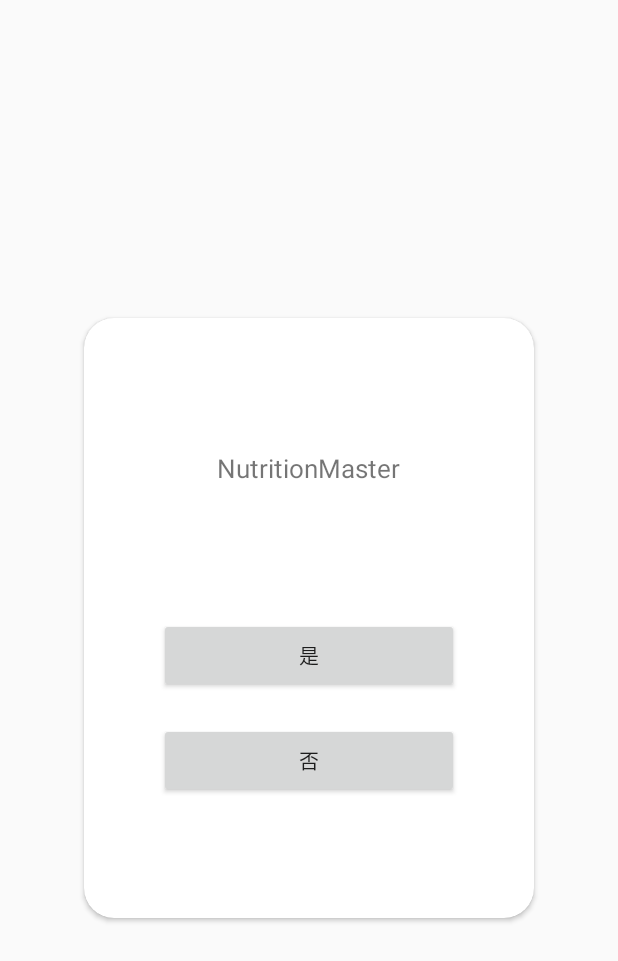
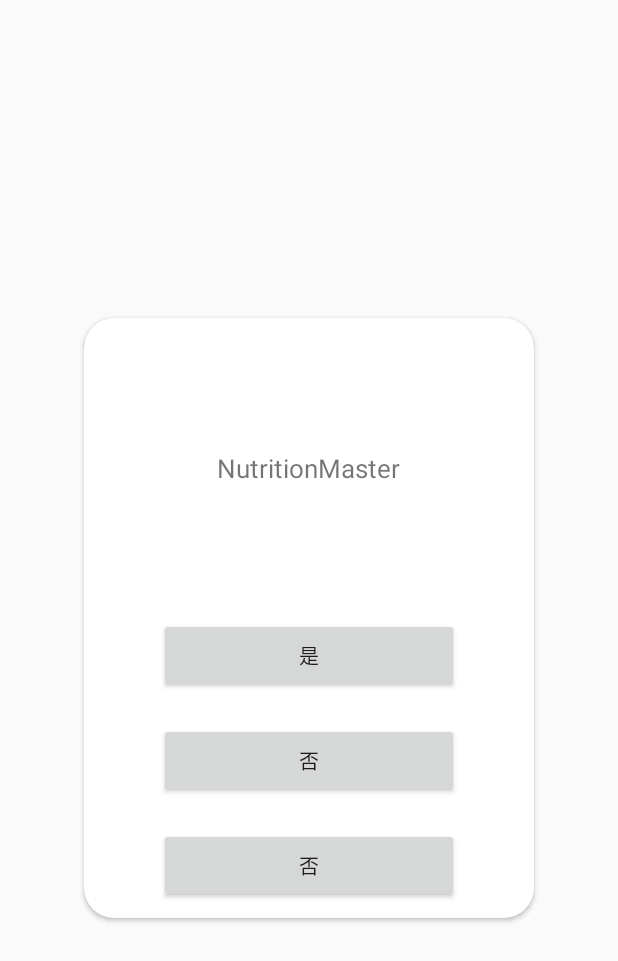
Before and after one commit to wangtianrui/NutritionMaster, an Android app: the layout add_item.xml on its own in the app's theme, with its tools: preview values and no code run, on a phone screen of 412 x 824 dp. Shown: the top 961 px of the screen. Run offline under Robolectric (Android 15) with nearby library versions, the phone set to English and light mode, and no system bars.

Commit message:
add item

```diff
--- a/app/src/main/res/layout/add_item.xml
+++ b/app/src/main/res/layout/add_item.xml
@@ -33,9 +33,9 @@
         <Button
             android:id="@+id/choose_first"
             android:layout_width="200dp"
-            android:textSize="13sp"
             android:layout_height="50dp"
-            android:text="是">
+            android:text="是"
+            android:textSize="13sp">
 
         </Button>
 
@@ -49,5 +49,15 @@
 
         </Button>
 
+        <Button
+            android:id="@+id/choose_third"
+            android:layout_width="200dp"
+            android:layout_height="50dp"
+            android:layout_marginTop="20dp"
+            android:text="否"
+            android:textSize="13sp">
+
+        </Button>
+
     </LinearLayout>
 </android.support.v7.widget.CardView>
```
Also changed, not shown: app/src/main/java/com/example/ninefourone/nutritionmaster/modules/addinformation/AddActivity.java (+32 -0 lines), app/src/main/java/com/example/ninefourone/nutritionmaster/utils/ConstantUtils.java (+20 -0 lines).
